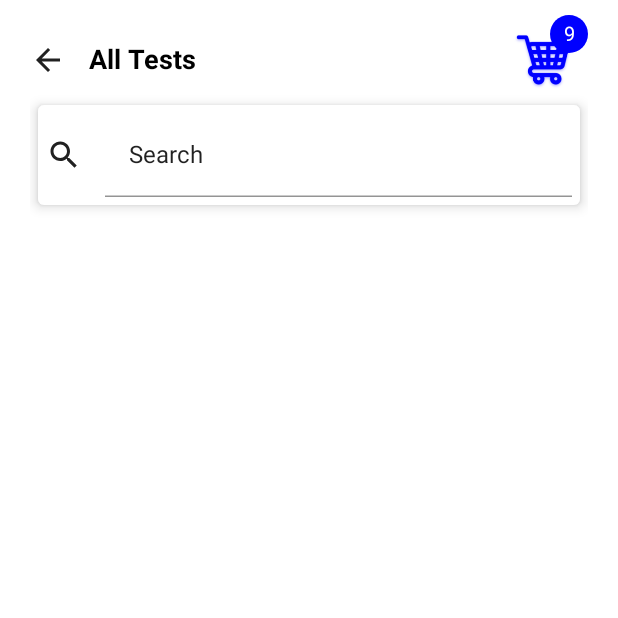
After one commit to Amir-ByteGrowth/MvvmJetPackLab, an Android app built with Jetpack Compose: the composable TestsListScreen shown on its own in the app's theme, on a phone screen of 412 x 824 dp, the top half of it. The commit adds this screen. Run offline under Robolectric (Android 15) with nearby library versions, the phone set to English and light mode, and no system bars.

Commit message:
all TestsListScreen app bar and search bar created

```diff
--- a/app/src/main/java/com/example/mvvmjetpackcompose/constants/Constants.kt
+++ b/app/src/main/java/com/example/mvvmjetpackcompose/constants/Constants.kt
@@ -1,11 +1,12 @@
 package com.example.mvvmjetpackcompose.constants
 
 class Constants {
-    companion object{
+    companion object {
         //Screens
         const val SPLASH_SCREEN = "Splash"
         const val UPDATE_BOOK_SCREEN = "Update book"
 
         const val MANAGE_RELATIONS = "ManageRelations"
+        const val ALL_TESTS = "AllTests"
     }
 }
--- a/app/src/main/java/com/example/mvvmjetpackcompose/navigation/ScreenClicks.kt
+++ b/app/src/main/java/com/example/mvvmjetpackcompose/navigation/ScreenClicks.kt
@@ -1,5 +1,9 @@
 package com.example.mvvmjetpackcompose.navigation
 
-interface AccountScreenClicks{
+interface AccountScreenClicks {
     fun navigateToManageScreen()
 }
+
+interface HomeScreenClicks {
+    fun navigateToAllTestScreen()
+}
--- a/app/src/main/java/com/example/mvvmjetpackcompose/navigation/Screens.kt
+++ b/app/src/main/java/com/example/mvvmjetpackcompose/navigation/Screens.kt
@@ -1,9 +1,11 @@
 package com.example.mvvmjetpackcompose.navigation
 
+import com.example.mvvmjetpackcompose.constants.Constants.Companion.ALL_TESTS
 import com.example.mvvmjetpackcompose.constants.Constants.Companion.MANAGE_RELATIONS
 import com.example.mvvmjetpackcompose.constants.Constants.Companion.SPLASH_SCREEN
 
-sealed class Screens(val route:String){
+sealed class Screens(val route: String) {
     object SplashScreen : Screens(SPLASH_SCREEN)
-    object ManageScreens:Screens(MANAGE_RELATIONS)
+    object ManageScreens : Screens(MANAGE_RELATIONS)
+    object AllTests : Screens(ALL_TESTS)
 }
--- /dev/null
+++ b/app/src/main/java/com/example/mvvmjetpackcompose/ui/screens/testslitcscreen/TestsListScreen.kt
@@ -0,0 +1,113 @@
+package com.example.mvvmjetpackcompose.ui.screens.testslitcscreen
+
+import androidx.compose.foundation.Image
+import androidx.compose.foundation.background
+import androidx.compose.foundation.clickable
+import androidx.compose.foundation.interaction.MutableInteractionSource
+import androidx.compose.foundation.layout.*
+import androidx.compose.foundation.lazy.LazyColumn
+import androidx.compose.foundation.shape.RoundedCornerShape
+import androidx.compose.material.*
+import androidx.compose.material.icons.Icons
+import androidx.compose.material.icons.filled.ArrowBack
+import androidx.compose.material.icons.filled.Search
+import androidx.compose.material.ripple.rememberRipple
+import androidx.compose.runtime.Composable
+import androidx.compose.runtime.remember
+import androidx.compose.ui.Alignment
+import androidx.compose.ui.Modifier
+import androidx.compose.ui.draw.clip
+import androidx.compose.ui.graphics.Color
+import androidx.compose.ui.graphics.ImageBitmap
+import androidx.compose.ui.res.painterResource
+import androidx.compose.ui.text.TextStyle
+import androidx.compose.ui.text.font.FontWeight
+import androidx.compose.ui.unit.dp
+import androidx.compose.ui.unit.sp
+import com.example.mvvmjetpackcompose.R
+
+@Composable
+fun TestsListScreen(modifier: Modifier = Modifier) {
+    Scaffold(topBar = { TestsListAppBar() },
+        modifier = modifier.padding(start = 20.dp, end = 20.dp, bottom = 20.dp, top = 10.dp),
+        content = {
+            Column {
+                TestListsScreenSearchBar()
+
+            }
+        })
+}
+
+@Composable
+fun TestListsScreenSearchBar(modifier: Modifier = Modifier) {
+    Card(modifier = modifier.padding(horizontal = 5.dp), elevation = 5.dp) {
+        Row(
+            verticalAlignment = Alignment.CenterVertically,
+            modifier = modifier.padding(horizontal = 5.dp, vertical = 5.dp)
+        ) {
+            Icon(imageVector = Icons.Default.Search, contentDescription = "")
+            Spacer(modifier = modifier.width(15.dp))
+            TextField(
+                singleLine = true,
+                value = "Search",
+                onValueChange = { "Search.." },
+                modifier = modifier.fillMaxWidth(),
+                colors = TextFieldDefaults.textFieldColors(backgroundColor = Color.White)
+            )
+        }
+    }
+}
+
+
+@Composable
+fun TestsListAppBar(modifier: Modifier = Modifier) {
+    Box(
+        modifier = modifier
+            .fillMaxWidth()
+            .height(60.dp)
+    ) {
+        Row(verticalAlignment = Alignment.CenterVertically, modifier = modifier.fillMaxHeight()) {
+            Icon(
+                imageVector = Icons.Default.ArrowBack,
+                contentDescription = "Back",
+                modifier = modifier.clickable {})
+            Spacer(modifier = modifier.width(15.dp))
+            Text(
+                text = "All Tests",
+                style = TextStyle.Default.copy(
+                    color = Color.Black,
+                    fontWeight = FontWeight.Bold,
+                    fontSize = 18.sp
+                )
+            )
+        }
+
+        Box(modifier = modifier
+            .align(Alignment.TopEnd)
+            .fillMaxHeight()
+            .clickable(
+                interactionSource = remember { MutableInteractionSource() },
+                indication = rememberRipple(bounded = true), // You can also change the color and radius of the ripple
+                onClick = {}
+            )
+        ) {
+            Icon(
+                painter = painterResource(id = R.drawable.iconscart),
+                contentDescription = "icons", tint = Color.Blue, modifier = modifier.align(
+                    Alignment.BottomStart
+                )
+            )
+
+            Box(
+                modifier
+                    .size(25.dp)
+                    .align(Alignment.TopEnd)
+                    .clip(RoundedCornerShape(100))
+                    .background(Color.Blue),
+                contentAlignment = Alignment.Center
+            ) {
+                Text(text = "9", color = Color.White, fontSize = 13.sp)
+            }
+        }
+    }
+}
--- a/app/src/main/java/com/example/mvvmjetpackcompose/ui/screens/usermainscreen/components/ChughtaiServices.kt
+++ b/app/src/main/java/com/example/mvvmjetpackcompose/ui/screens/usermainscreen/components/ChughtaiServices.kt
@@ -30,10 +30,11 @@ fun ChugtaiServicesList(testNameList: List<TestModel>) {
         cells = GridCells.Adaptive(100.dp),
         verticalArrangement = Arrangement.spacedBy(10.dp),
         horizontalArrangement = Arrangement.spacedBy(10.dp),
-        contentPadding = PaddingValues(vertical = 10.dp, horizontal = 10.dp), modifier = Modifier.height(230.dp)
+        contentPadding = PaddingValues(vertical = 10.dp, horizontal = 10.dp),
+        modifier = Modifier.height(230.dp)
     ) {
         items(testNameList) {
-            ItemCard(testModel = it)
+            ItemCard(testModel = it, onItemClick = {})
         }
     }
 }
```
Also changed, not shown: app/src/main/java/com/example/mvvmjetpackcompose/navigation/NavGraph.kt (+10 -1 lines), app/src/main/java/com/example/mvvmjetpackcompose/ui/screens/usermainscreen/UserMainScreen.kt (+16 -5 lines), app/src/main/java/com/example/mvvmjetpackcompose/ui/screens/usermainscreen/components/ItemsCard.kt (+16 -8 lines).
